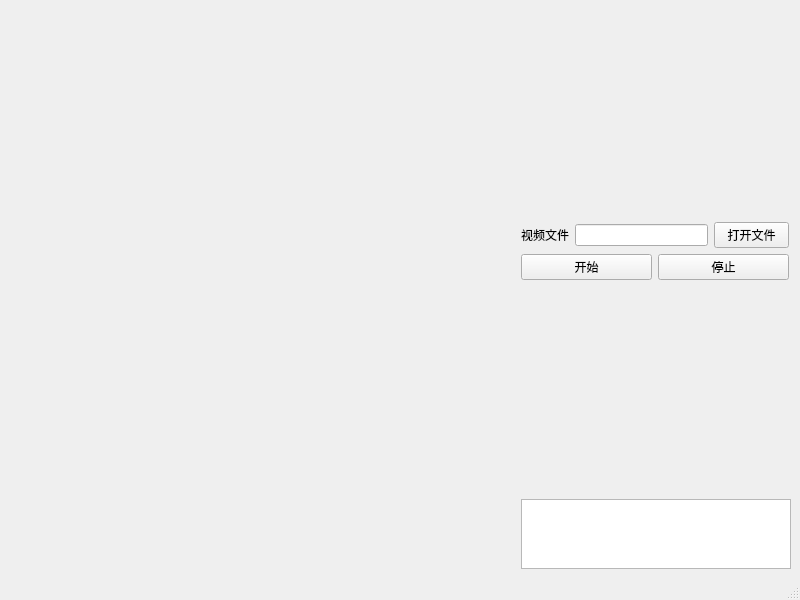
First picture: the form in ui/windows/shake_test_window.ui, repository xiaoqinxing/ImageTools, before the edit.
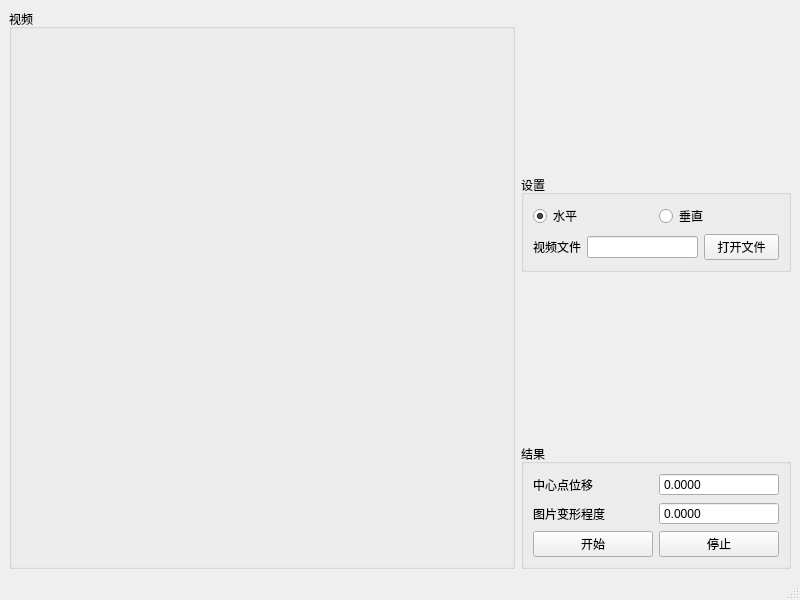
Second picture: the form after the edit.

Commit message: ADD: 新增防抖的检测方法：中心点的偏移和图像的形变程度

Diff of the .ui file:
```diff
--- a/ui/windows/shake_test_window.ui
+++ b/ui/windows/shake_test_window.ui
@@ -15,19 +15,6 @@
   </property>
   <widget class="QWidget" name="centralwidget">
    <layout class="QGridLayout" name="gridLayout">
-    <item row="0" column="0">
-     <widget class="QLabel" name="videoview">
-      <property name="minimumSize">
-       <size>
-        <width>441</width>
-        <height>0</height>
-       </size>
-      </property>
-      <property name="text">
-       <string/>
-      </property>
-     </widget>
-    </item>
     <item row="0" column="1">
      <layout class="QVBoxLayout" name="verticalLayout">
       <item>
@@ -50,6 +37,45 @@
        </spacer>
       </item>
       <item>
+       <widget class="QGroupBox" name="groupBox_2">
+        <property name="maximumSize">
+         <size>
+          <width>270</width>
+          <height>16777215</height>
+         </size>
+        </property>
+        <property name="title">
+         <string>设置</string>
+        </property>
+        <layout class="QGridLayout" name="gridLayout_3">
+         <item row="0" column="0">
+          <layout class="QHBoxLayout" name="horizontalLayout_3">
+           <item>
+            <widget class="QRadioButton" name="radioButton_2">
+             <property name="text">
+              <string>水平</string>
+             </property>
+             <property name="checked">
+              <bool>true</bool>
+             </property>
+             <attribute name="buttonGroup">
+              <string notr="true">direction</string>
+             </attribute>
+            </widget>
+           </item>
+           <item>
+            <widget class="QRadioButton" name="radioButton">
+             <property name="text">
+              <string>垂直</string>
+             </property>
+             <attribute name="buttonGroup">
+              <string notr="true">direction</string>
+             </attribute>
+            </widget>
+           </item>
+          </layout>
+         </item>
+         <item row="1" column="0">
        <layout class="QHBoxLayout" name="horizontalLayout">
         <item>
          <widget class="QLabel" name="label">
@@ -89,13 +115,60 @@
         </item>
        </layout>
       </item>
+        </layout>
+       </widget>
+      </item>
       <item>
+       <spacer name="verticalSpacer">
+        <property name="maximumSize">
+         <size>
+          <width>270</width>
+          <height>16777215</height>
+         </size>
+        </property>
+        <property name="orientation">
+         <enum>Qt::Vertical</enum>
+        </property>
+        <property name="sizeHint" stdset="0">
+         <size>
+          <width>20</width>
+          <height>40</height>
+         </size>
+        </property>
+       </spacer>
+      </item>
+      <item>
+       <widget class="QGroupBox" name="groupBox_3">
+        <property name="maximumSize">
+         <size>
+          <width>270</width>
+          <height>16777215</height>
+         </size>
+        </property>
+        <property name="title">
+         <string>结果</string>
+        </property>
+        <layout class="QGridLayout" name="gridLayout_4">
+         <item row="2" column="0">
+          <spacer name="verticalSpacer_3">
+           <property name="orientation">
+            <enum>Qt::Vertical</enum>
+           </property>
+           <property name="sizeHint" stdset="0">
+            <size>
+             <width>20</width>
+             <height>40</height>
+            </size>
+           </property>
+          </spacer>
+         </item>
+         <item row="3" column="0">
        <layout class="QHBoxLayout" name="horizontalLayout_2">
         <item>
          <widget class="QPushButton" name="isok">
           <property name="maximumSize">
            <size>
-            <width>131</width>
+               <width>121</width>
             <height>16777215</height>
            </size>
           </property>
@@ -108,7 +181,7 @@
          <widget class="QPushButton" name="cancel_button">
           <property name="maximumSize">
            <size>
-            <width>131</width>
+               <width>121</width>
             <height>16777215</height>
            </size>
           </property>
@@ -119,36 +192,74 @@
         </item>
        </layout>
       </item>
+         <item row="0" column="0">
+          <layout class="QHBoxLayout" name="horizontalLayout_4">
       <item>
-       <spacer name="verticalSpacer">
-        <property name="maximumSize">
-         <size>
-          <width>270</width>
-          <height>16777215</height>
-         </size>
-        </property>
-        <property name="orientation">
-         <enum>Qt::Vertical</enum>
-        </property>
-        <property name="sizeHint" stdset="0">
-         <size>
-          <width>20</width>
-          <height>40</height>
-         </size>
-        </property>
-       </spacer>
-      </item>
+            <widget class="QLabel" name="label_2">
+             <property name="text">
+              <string>中心点位移</string>
+             </property>
+            </widget>
+           </item>
+           <item>
+            <widget class="QDoubleSpinBox" name="doubleSpinBox">
+             <property name="buttonSymbols">
+              <enum>QAbstractSpinBox::NoButtons</enum>
+             </property>
+             <property name="decimals">
+              <number>4</number>
+             </property>
+            </widget>
+           </item>
+          </layout>
+         </item>
+         <item row="1" column="0">
+          <layout class="QHBoxLayout" name="horizontalLayout_5">
       <item>
-       <widget class="QTextBrowser" name="textBrowser">
-        <property name="maximumSize">
+            <widget class="QLabel" name="label_3">
+             <property name="text">
+              <string>图片变形程度</string>
+             </property>
+            </widget>
+           </item>
+           <item>
+            <widget class="QDoubleSpinBox" name="doubleSpinBox_2">
+             <property name="buttonSymbols">
+              <enum>QAbstractSpinBox::NoButtons</enum>
+             </property>
+             <property name="decimals">
+              <number>4</number>
+             </property>
+            </widget>
+           </item>
+          </layout>
+         </item>
+        </layout>
+       </widget>
+      </item>
+     </layout>
+    </item>
+    <item row="0" column="0">
+     <widget class="QGroupBox" name="groupBox">
+      <property name="title">
+       <string>视频</string>
+      </property>
+      <layout class="QGridLayout" name="gridLayout_2">
+       <item row="0" column="0">
+        <widget class="QLabel" name="videoview">
+         <property name="minimumSize">
          <size>
-          <width>270</width>
-          <height>16777215</height>
-         </size>
-        </property>
+           <width>441</width>
+           <height>0</height>
+          </size>
+         </property>
+         <property name="text">
+          <string/>
+         </property>
        </widget>
       </item>
      </layout>
+     </widget>
     </item>
    </layout>
   </widget>
```
Left out of the diff: 3 changed lines with no effect on the pictures. Lines whose indentation alone changed are shown as unchanged. The commit also changes 4 other files.
